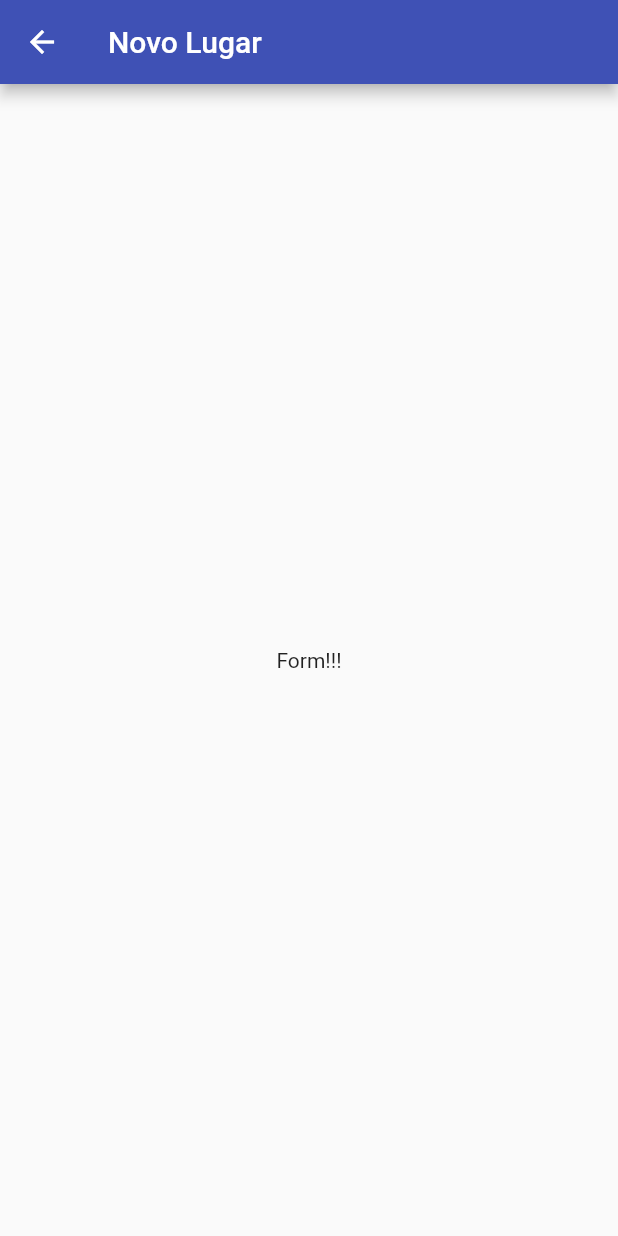
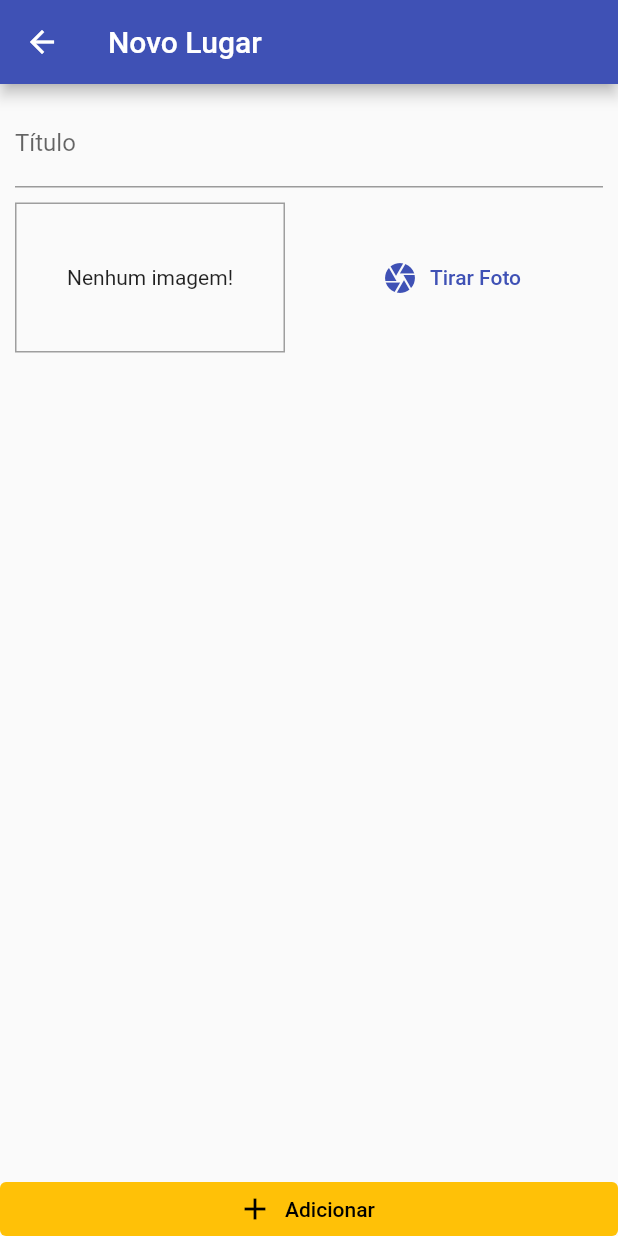
Before and after one commit to FernandoRCandiani/Great-Places, a Flutter app: the screen it shows after launch, after a tap on the "add" icon, on a phone screen of 412 x 824 dp. Run offline on Flutter 3.47's test engine with Material 2 defaults, Android fonts, the phone set to English and light mode, and no system bars; our stand-ins replace image_picker.

Commit message:
Using cell phone camera

```diff
--- a/lib/main.dart
+++ b/lib/main.dart
@@ -1,7 +1,9 @@
 import 'package:flutter/material.dart';
+import 'package:great_places/providers/grade_places.dart';
 import 'package:great_places/screens/place_form.screen.dart';
 import 'package:great_places/screens/places_list_screen.dart';
 import 'package:great_places/utils/app_routes.dart';
+import 'package:provider/provider.dart';
 
 void main() {
   runApp(const MyApp());
@@ -13,7 +15,9 @@ class MyApp extends StatelessWidget {
   // This widget is the root of your application.
   @override
   Widget build(BuildContext context) {
-    return MaterialApp(
+    return ChangeNotifierProvider(
+      create: (ctx) => GreatPlaces(),
+      child: MaterialApp(
         title: 'Great Places',
         theme: ThemeData(
           colorScheme: ThemeData().colorScheme.copyWith(
@@ -25,6 +29,7 @@ class MyApp extends StatelessWidget {
         routes: {
           AppRoutes.PLACE_FORM: (ctx) => placeFormScreen(),
         },
+      ),
     );
   }
 }
--- /dev/null
+++ b/lib/models/place.dart
@@ -0,0 +1,27 @@
+import 'dart:io';
+
+class PlaceLocation {
+  final double latitude;
+  final double longitude;
+  final String address;
+
+  PlaceLocation({
+    required this.latitude,
+    required this.longitude,
+    required this.address,
+  });
+}
+
+class Place {
+  final String id;
+  final String title;
+  final PlaceLocation location;
+  final File image;
+
+  Place({
+    required this.id,
+    required this.title,
+    required this.location,
+    required this.image,
+  });
+}
--- /dev/null
+++ b/lib/providers/grade_places.dart
@@ -0,0 +1,33 @@
+import 'dart:io';
+import 'dart:math';
+
+import 'package:flutter/material.dart';
+import 'package:great_places/models/place.dart';
+
+class GreatPlaces with ChangeNotifier {
+  List<Place> _items = [];
+
+  List<Place> get items {
+    return [...items];
+  }
+
+  int get itemsCount {
+    return _items.length;
+  }
+
+  Place itemByIdex(int index) {
+    return _items[index];
+  }
+
+  void addPlace(String title, File image) {
+    final newPlace = Place(
+      id: Random().nextDouble().toString(),
+      title: title,
+      image: image,
+      location: PlaceLocation(latitude: 0.2, longitude: 2, address: 'oi'),
+    );
+
+    _items.add(newPlace);
+    notifyListeners();
+  }
+}
--- a/lib/screens/place_form.screen.dart
+++ b/lib/screens/place_form.screen.dart
@@ -1,4 +1,9 @@
+import 'dart:io';
+
 import 'package:flutter/material.dart';
+import 'package:great_places/providers/grade_places.dart';
+import 'package:great_places/widgets/image_input.dart';
+import 'package:provider/provider.dart';
 
 class placeFormScreen extends StatefulWidget {
   const placeFormScreen({super.key});
@@ -8,15 +13,66 @@ class placeFormScreen extends StatefulWidget {
 }
 
 class _placeFormScreenState extends State<placeFormScreen> {
+  final _titleController = TextEditingController();
+  File? _pickedImage;
+
+  void _selectImage(File pickedImage) {
+    _pickedImage = pickedImage;
+  }
+
+  void _submitForm() {
+    if (_titleController.text.isEmpty || _pickedImage == null) {
+      return;
+    }
+
+    Provider.of<GreatPlaces>(context, listen: false).addPlace(
+      _titleController.text,
+      _pickedImage!,
+    );
+
+    Navigator.of(context).pop();
+  }
+
   @override
   Widget build(BuildContext context) {
-      return Scaffold(
-        appBar: AppBar(
-          title: Text('Novo Lugar'),
-        ),
-        body: Center(
-          child: Text('Form!!!'),
-        ),
+    return Scaffold(
+      appBar: AppBar(
+        title: Text('Novo Lugar'),
+      ),
+      body: Column(
+        crossAxisAlignment: CrossAxisAlignment.stretch,
+        children: [
+          Expanded(
+            child: SingleChildScrollView(
+              child: Padding(
+                padding: const EdgeInsets.all(10),
+                child: Column(
+                  children: <Widget>[
+                    TextField(
+                      controller: _titleController,
+                      decoration: InputDecoration(
+                        labelText: 'Título',
+                      ),
+                    ),
+                    SizedBox(height: 10),
+                    ImageInput(this._selectImage),
+                  ],
+                ),
+              ),
+            ),
+          ),
+          ElevatedButton.icon(
+            icon: Icon(Icons.add),
+            label: Text('Adicionar'),
+            style: ElevatedButton.styleFrom(
+                foregroundColor: Colors.black,
+                backgroundColor: Theme.of(context).colorScheme.secondary,
+                elevation: 0,
+                tapTargetSize: MaterialTapTargetSize.shrinkWrap),
+            onPressed: _submitForm,
+          ),
+        ],
+      ),
     );
   }
 }
--- a/lib/screens/places_list_screen.dart
+++ b/lib/screens/places_list_screen.dart
@@ -1,5 +1,7 @@
 import 'package:flutter/material.dart';
+import 'package:great_places/providers/grade_places.dart';
 import 'package:great_places/utils/app_routes.dart';
+import 'package:provider/provider.dart';
 
 class PlacesListScreen extends StatelessWidget {
   const PlacesListScreen({super.key});
@@ -18,8 +20,24 @@ class PlacesListScreen extends StatelessWidget {
           )
         ],
       ),
-      body: Center(
-        child: CircularProgressIndicator(),
+      body: Consumer<GreatPlaces>(
+        child: Center(
+          child: Text('Nenhum local cadastrado!'),
+        ),
+        builder: (ctx, greatPlaces, ch) => greatPlaces.itemsCount == 0
+            ? ch!
+            : ListView.builder(
+                itemCount: greatPlaces.itemsCount,
+                itemBuilder: (ctx, i) => ListTile(
+                  leading: CircleAvatar(
+                    backgroundImage: FileImage(
+                      greatPlaces.itemByIdex(i).image,
+                    ),
+                  ),
+                  title: Text(greatPlaces.itemByIdex(i).title),
+                  onTap: () {},
+                ),
+              ),
       ),
     );
   }
--- /dev/null
+++ b/lib/widgets/image_input.dart
@@ -0,0 +1,74 @@
+import 'dart:io';
+
+import 'package:flutter/material.dart';
+import 'package:image_picker/image_picker.dart';
+import 'package:path/path.dart' as path;
+import 'package:path_provider/path_provider.dart' as syspaths;
+
+class ImageInput extends StatefulWidget {
+  final Function onSelectImage;
+
+  ImageInput(this.onSelectImage);
+
+  @override
+  State<ImageInput> createState() => _ImageInputState();
+}
+
+class _ImageInputState extends State<ImageInput> {
+  File? _storedImage;
+
+  _takePicture() async {
+    final ImagePicker _picker = ImagePicker();
+    XFile? imageFile = await _picker.pickImage(
+      source: ImageSource.camera,
+      maxWidth: 600,
+    );
+
+    if (imageFile == null) return;
+
+    setState(() {
+      _storedImage = File(imageFile.path);
+    });
+
+    final appDir = await syspaths.getApplicationDocumentsDirectory();
+    String fileName = path.basename(_storedImage!.path);
+    final savedImage = await _storedImage!.copy(
+      '${appDir.path}/$fileName',
+    );
+    widget.onSelectImage(savedImage);
+  }
+
+  @override
+  Widget build(BuildContext context) {
+    return Row(
+      children: <Widget>[
+        Container(
+          width: 180,
+          height: 100,
+          decoration: BoxDecoration(
+            border: Border.all(
+              width: 1,
+              color: Colors.grey,
+            ),
+          ),
+          alignment: Alignment.center,
+          child: _storedImage != null
+              ? Image.file(
+                  _storedImage!,
+                  width: double.infinity,
+                  fit: BoxFit.cover,
+                )
+              : Text('Nenhum imagem!'),
+        ),
+        SizedBox(width: 10),
+        Expanded(
+          child: TextButton.icon(
+            icon: Icon(Icons.camera),
+            label: Text('Tirar Foto'),
+            onPressed: _takePicture,
+          ),
+        )
+      ],
+    );
+  }
+}
```
Also changed, not shown: pubspec.yaml (+6 -4 lines), pubspec.lock, 2 other files. Lines whose indentation alone changed are shown as unchanged.
